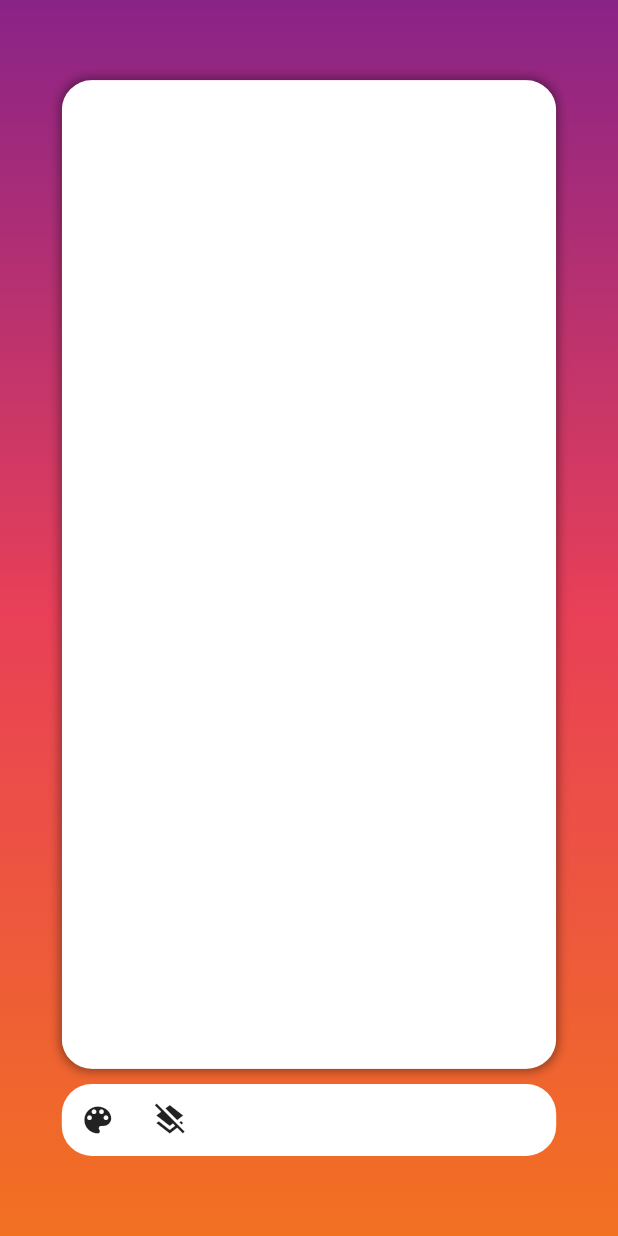
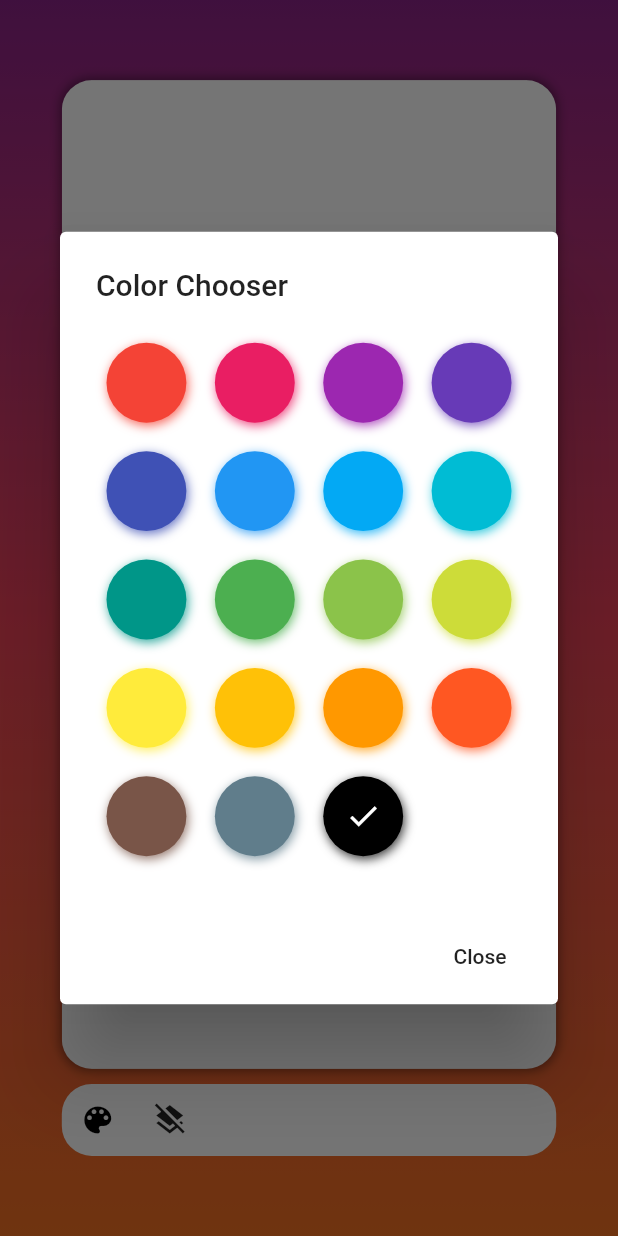
Before and after one commit to DaminduSandaruwan/PaintApp, a Flutter app: the screen it shows after launch, after a tap on the "color lens" icon, on a phone screen of 412 x 824 dp. Run offline on Flutter 3.47's test engine with Material 2 defaults, Android fonts, the phone set to English and light mode, and no system bars; drawn by our look-alikes of flutter_colorpicker.

Commit message:
select color icon

```diff
--- a/lib/home.dart
+++ b/lib/home.dart
@@ -130,9 +130,9 @@ class _HomePageState extends State<HomePage> {
                   child: Row(
                     children: <Widget>[
                       IconButton(
-                        icon: Icon(Icons.color_lens),
+                        icon: Icon(Icons.color_lens, color: selectedColor,),
                         onPressed: (){
-
+                          selectColor();
                         },
                       ),
                       IconButton(
```
